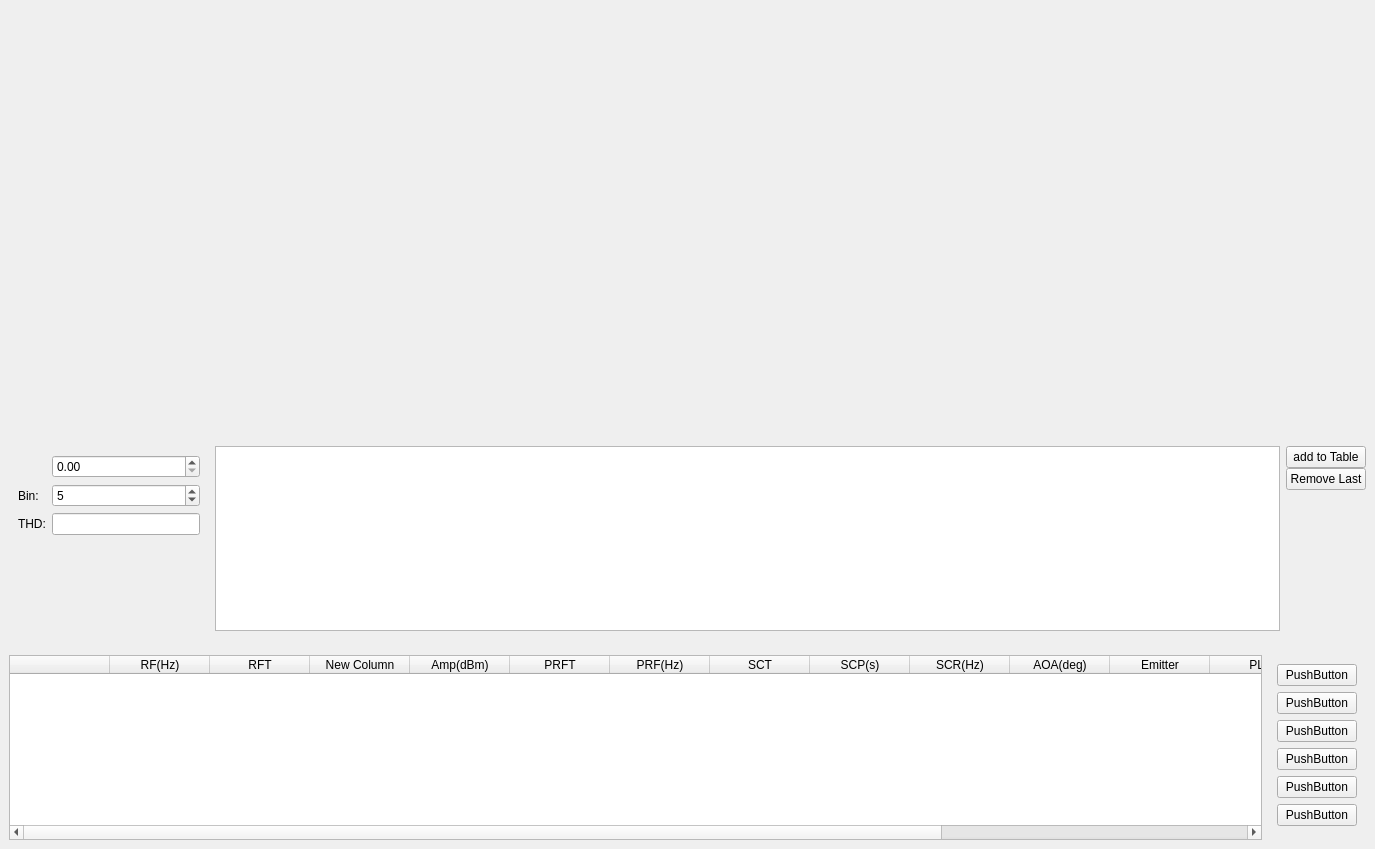
Before: the Qt Designer form visualization/GUI/radar/radarchannelui.ui in sepehrgh98/PyCoolEdit, drawn with Qt 5.
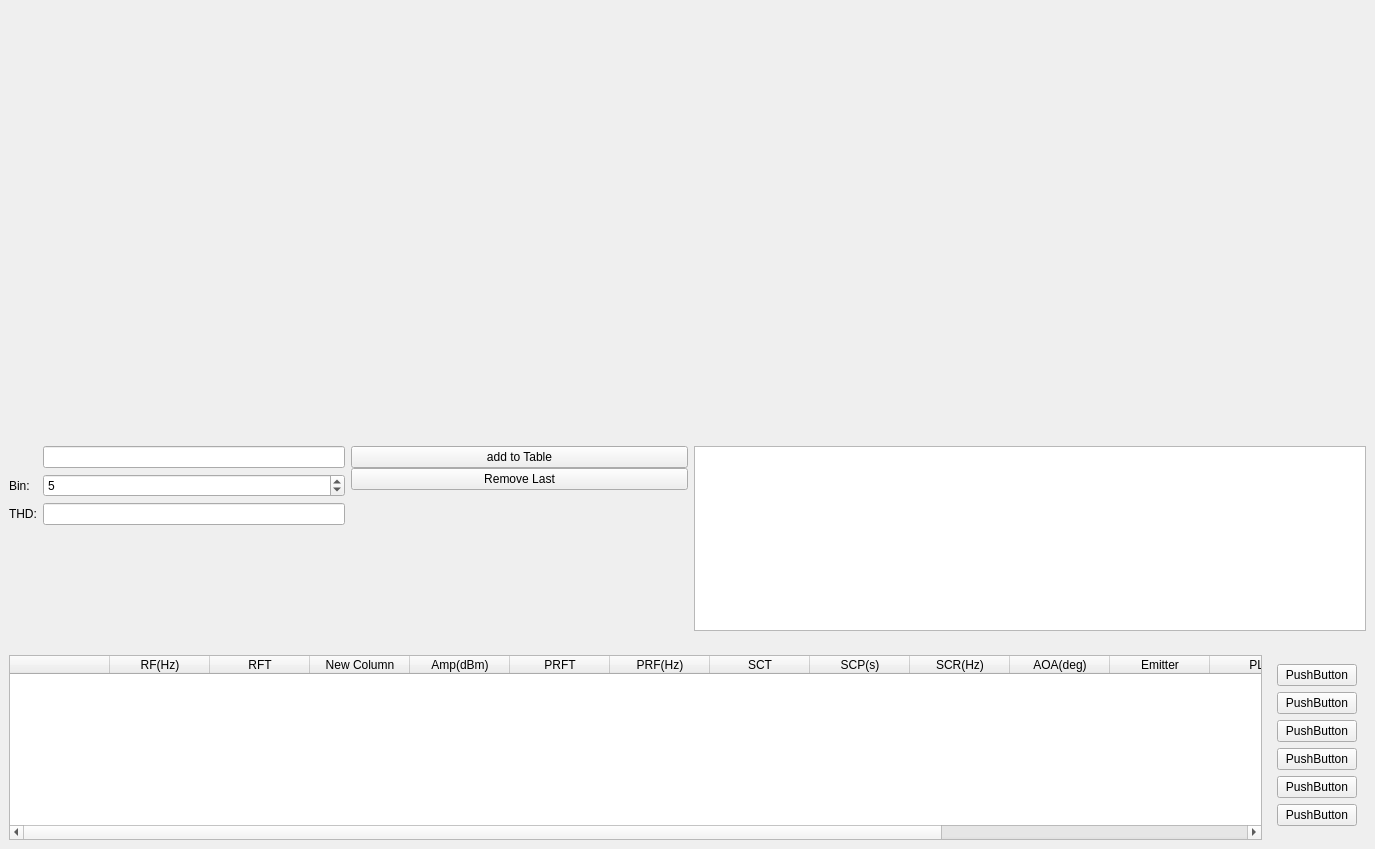
After: the same form once the commit is applied.

The edit to the form file:
```diff
--- a/visualization/GUI/radar/radarchannelui.ui
+++ b/visualization/GUI/radar/radarchannelui.ui
@@ -46,28 +46,41 @@
     <widget class="QWidget" name="widget" native="true">
      <layout class="QHBoxLayout" name="horizontalLayout">
       <item>
+       <widget class="QWidget" name="localTableWidget" native="true">
+        <layout class="QHBoxLayout" name="horizontalLayout_3" stretch="1,1,2">
+         <property name="leftMargin">
+          <number>0</number>
+         </property>
+         <property name="topMargin">
+          <number>0</number>
+         </property>
+         <property name="rightMargin">
+          <number>0</number>
+         </property>
+         <property name="bottomMargin">
+          <number>0</number>
+         </property>
+         <item>
        <widget class="QWidget" name="controlWidget" native="true">
         <property name="maximumSize">
          <size>
-          <width>200</width>
+             <width>16777215</width>
           <height>16777215</height>
          </size>
         </property>
-        <layout class="QFormLayout" name="formLayout">
-         <item row="3" column="0">
-          <widget class="QLabel" name="channelLabel">
-           <property name="text">
-            <string/>
-           </property>
-          </widget>
-         </item>
-         <item row="6" column="0">
-          <widget class="QLabel" name="label_2">
-           <property name="text">
-            <string>Bin:</string>
-           </property>
-          </widget>
-         </item>
+           <layout class="QFormLayout" name="controlLayout">
+            <property name="leftMargin">
+             <number>0</number>
+            </property>
+            <property name="topMargin">
+             <number>0</number>
+            </property>
+            <property name="rightMargin">
+             <number>0</number>
+            </property>
+            <property name="bottomMargin">
+             <number>0</number>
+            </property>
          <item row="7" column="0">
           <widget class="QLabel" name="label_3">
            <property name="text">
@@ -75,16 +88,6 @@
            </property>
           </widget>
          </item>
-         <item row="6" column="1">
-          <widget class="QSpinBox" name="binSpinBox">
-           <property name="value">
-            <number>5</number>
-           </property>
-          </widget>
-         </item>
-         <item row="3" column="1">
-          <widget class="QDoubleSpinBox" name="channelDoubleSpinBox"/>
-         </item>
          <item row="7" column="1">
           <widget class="QLineEdit" name="thdLineEdit">
            <property name="readOnly">
@@ -92,28 +95,27 @@
            </property>
           </widget>
          </item>
-        </layout>
-       </widget>
-      </item>
-      <item>
-       <widget class="QWidget" name="localTableWidget" native="true">
-        <layout class="QHBoxLayout" name="horizontalLayout_3">
-         <property name="leftMargin">
-          <number>0</number>
-         </property>
-         <property name="topMargin">
-          <number>0</number>
-         </property>
-         <property name="rightMargin">
-          <number>0</number>
-         </property>
-         <property name="bottomMargin">
-          <number>0</number>
-         </property>
-         <item>
-          <widget class="QTableWidget" name="tableWidget">
-           <property name="styleSheet">
-            <string notr="true"/>
+            <item row="1" column="1">
+             <widget class="QLineEdit" name="channelLineEdit"/>
+            </item>
+            <item row="4" column="1">
+             <widget class="QSpinBox" name="binSpinBox">
+              <property name="value">
+               <number>5</number>
+              </property>
+             </widget>
+            </item>
+            <item row="4" column="0">
+             <widget class="QLabel" name="label_2">
+              <property name="text">
+               <string>Bin:</string>
+              </property>
+             </widget>
+            </item>
+            <item row="1" column="0">
+             <widget class="QLabel" name="channelLabel">
+              <property name="text">
+               <string/>
            </property>
           </widget>
          </item>
@@ -164,6 +166,16 @@
             </size>
            </property>
           </spacer>
+            </item>
+           </layout>
+          </widget>
+         </item>
+         <item>
+          <widget class="QTableWidget" name="tableWidget">
+           <property name="styleSheet">
+            <string notr="true"/>
+           </property>
+          </widget>
          </item>
         </layout>
        </widget>
```
Lines whose indentation alone changed are shown as unchanged.
